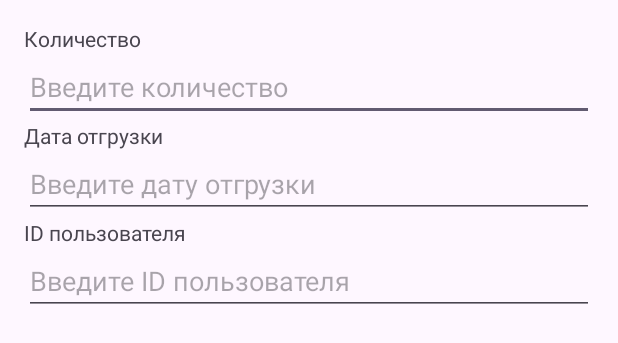
After one commit to Soopcha/OneTrySclada, an Android app: the layout dialog_edit_shipment.xml on its own in the app's theme, with its tools: preview values and no code run, on a phone screen of 412 x 824 dp. The commit adds this screen. Shown: the top 343 px of the screen. Run offline under Robolectric (Android 15) with nearby library versions, the phone set to English and light mode, and no system bars.

Commit message:
плюс редактирование к доставкам

```diff
--- a/app/src/main/java/com/example/onetrysclada/ApiService.kt
+++ b/app/src/main/java/com/example/onetrysclada/ApiService.kt
@@ -31,6 +31,10 @@ interface ApiService {
     @PUT("api/users/{id}/")
     fun updateUser(@Path("id") userId: Int, @Body user: User): Call<User>
 
+    @PUT("api/shipments/{id}/")
+    fun updateShipment(@Path("id") shipmentId: Int, @Body shipment: Shipment): Call<Shipment>
+
+
 
     // Добавьте другие вызовы API по мере необходимости
 }
--- /dev/null
+++ b/app/src/main/res/layout/dialog_edit_shipment.xml
@@ -0,0 +1,48 @@
+<?xml version="1.0" encoding="utf-8"?>
+<LinearLayout
+    xmlns:android="http://schemas.android.com/apk/res/android"
+    android:layout_width="match_parent"
+    android:layout_height="wrap_content"
+    android:orientation="vertical"
+    android:padding="16dp">
+
+    <!-- Поле для ввода количества отгрузки -->
+    <TextView
+        android:layout_width="wrap_content"
+        android:layout_height="wrap_content"
+        android:text="Количество" />
+
+    <EditText
+        android:id="@+id/edit_shipment_quantity"
+        android:layout_width="match_parent"
+        android:layout_height="wrap_content"
+        android:hint="Введите количество"
+        android:inputType="number" />
+
+    <!-- Поле для ввода даты отгрузки -->
+    <TextView
+        android:layout_width="wrap_content"
+        android:layout_height="wrap_content"
+        android:text="Дата отгрузки" />
+
+    <EditText
+        android:id="@+id/edit_shipment_date"
+        android:layout_width="match_parent"
+        android:layout_height="wrap_content"
+        android:hint="Введите дату отгрузки"
+        android:inputType="date" />
+
+    <!-- Поле для ввода ID пользователя -->
+    <TextView
+        android:layout_width="wrap_content"
+        android:layout_height="wrap_content"
+        android:text="ID пользователя" />
+
+    <EditText
+        android:id="@+id/edit_shipment_user"
+        android:layout_width="match_parent"
+        android:layout_height="wrap_content"
+        android:hint="Введите ID пользователя"
+        android:inputType="number" />
+
+</LinearLayout>
```
Also changed, not shown: app/src/main/java/com/example/onetrysclada/TableAdapter.kt (+54 -0 lines).
